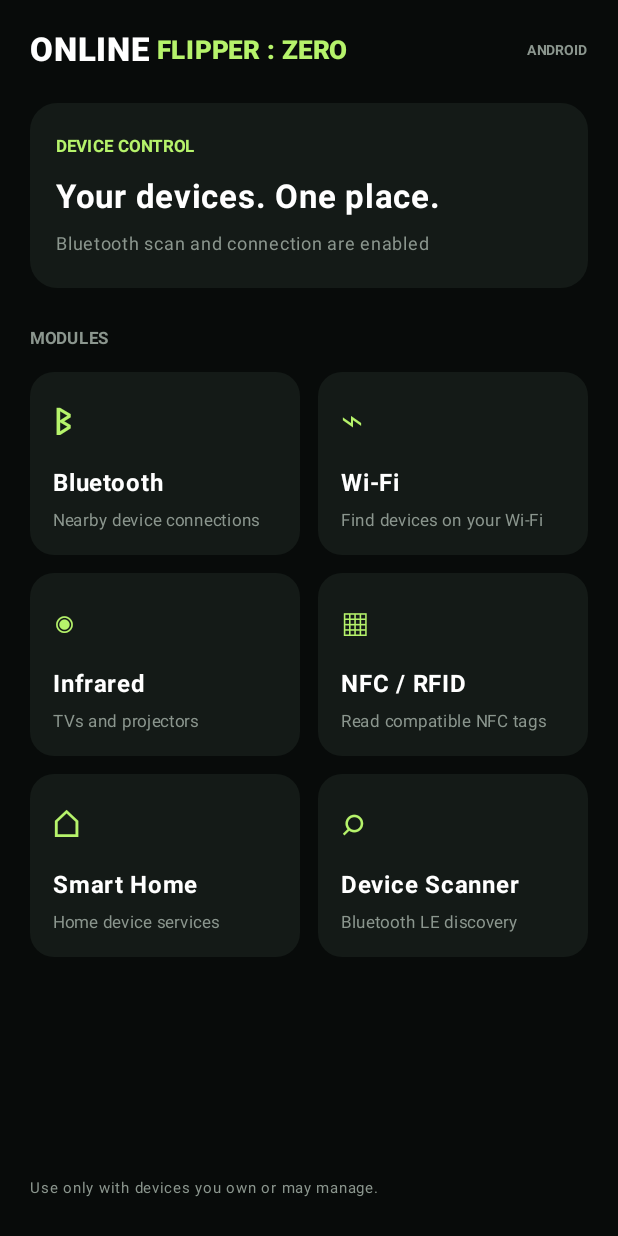
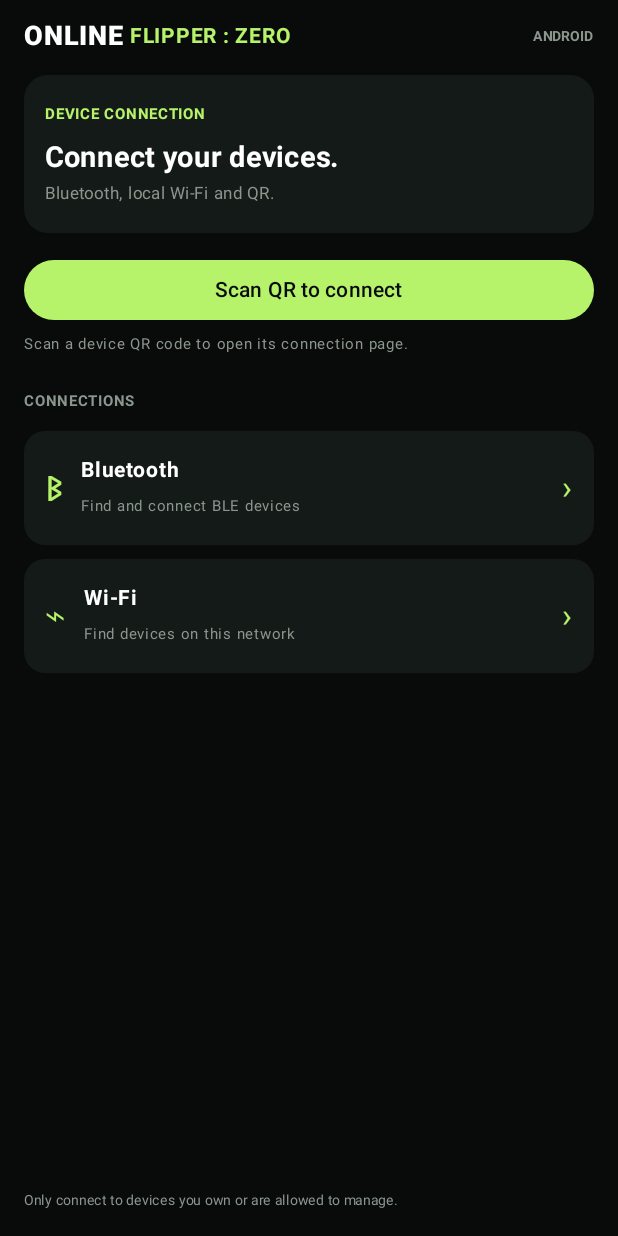
Before and after one commit to illakrivets-bit/Online-flipper-APK-, an Android app built with Jetpack Compose: the screen it shows after launch (MainActivity), on a phone screen of 412 x 824 dp. Run offline under Robolectric (Android 15) with nearby library versions, the phone set to English and light mode, and no system bars; libraries missing offline, so code that uses them is left out: com.google.mlkit.vision.

Commit message:
Simplify app UI and add QR device connection

```diff
--- a/app/src/main/java/com/illakrivetsbit/nexflip/MainActivity.kt
+++ b/app/src/main/java/com/illakrivetsbit/nexflip/MainActivity.kt
@@ -34,6 +34,9 @@ import androidx.compose.foundation.layout.fillMaxSize
 import androidx.compose.foundation.layout.fillMaxWidth
 import androidx.compose.foundation.layout.height
 import androidx.compose.foundation.layout.padding
+import androidx.compose.foundation.layout.WindowInsets
+import androidx.compose.foundation.layout.safeDrawing
+import androidx.compose.foundation.layout.windowInsetsPadding
 import androidx.compose.foundation.lazy.LazyColumn
 import androidx.compose.foundation.lazy.items
 import androidx.compose.foundation.lazy.grid.items as gridItems
@@ -52,6 +55,7 @@ import androidx.compose.ui.text.font.FontWeight
 import androidx.compose.ui.unit.dp
 import androidx.compose.ui.unit.sp
 import androidx.core.content.ContextCompat
+import com.google.mlkit.vision.codescanner.GmsBarcodeScanning
 
 private val Background = Color(0xFF080B0A)
 private val Panel = Color(0xFF141A17)
@@ -87,7 +91,7 @@ class MainActivity : ComponentActivity() {
         setContent {
             MaterialTheme {
                 var selected by remember { mutableStateOf<Module?>(null) }
-                Surface(Modifier.fillMaxSize(), color = Background) {
+                Surface(Modifier.fillMaxSize().windowInsetsPadding(WindowInsets.safeDrawing), color = Background) {
                     if (selected == null) HomeScreen { selected = it }
                     else if (selected?.name == "Bluetooth" || selected?.name == "Device Scanner") {
                         BluetoothScreen(onBack = { selected = null })
@@ -110,51 +114,60 @@ class MainActivity : ComponentActivity() {
 
 @Composable
 private fun HomeScreen(onSelect: (Module) -> Unit) {
-    Column(
-        modifier = Modifier.fillMaxSize().background(Background).padding(20.dp)
-    ) {
+    val activity = LocalContext.current as ComponentActivity
+    var qrStatus by remember { mutableStateOf("Scan a device QR code to open its connection page.") }
+    Column(Modifier.fillMaxSize().background(Background).padding(horizontal = 16.dp, vertical = 12.dp)) {
         Row(verticalAlignment = Alignment.CenterVertically) {
-            Text("ONLINE", color = Color.White, fontSize = 22.sp, fontWeight = FontWeight.Black)
-            Text(" FLIPPER : ZERO", color = Accent, fontSize = 17.sp, fontWeight = FontWeight.Black)
+            Text("ONLINE", color = Color.White, fontSize = 18.sp, fontWeight = FontWeight.Black)
+            Text(" FLIPPER : ZERO", color = Accent, fontSize = 14.sp, fontWeight = FontWeight.Bold)
             Spacer(Modifier.weight(1f))
             Text("ANDROID", color = Muted, fontSize = 9.sp, fontWeight = FontWeight.Bold)
         }
-        Spacer(Modifier.height(22.dp))
-        Column(
-            Modifier.fillMaxWidth().background(Panel, RoundedCornerShape(18.dp)).padding(17.dp)
-        ) {
-            Text("DEVICE CONTROL", color = Accent, fontSize = 11.sp, fontWeight = FontWeight.Bold)
-            Spacer(Modifier.height(8.dp))
-            Text("Your devices. One place.", color = Color.White, fontSize = 22.sp, fontWeight = FontWeight.Bold)
-            Spacer(Modifier.height(6.dp))
-            Text("Bluetooth scan and connection are enabled", color = Muted, fontSize = 12.sp)
+        Spacer(Modifier.height(14.dp))
+        Column(Modifier.fillMaxWidth().background(Panel, RoundedCornerShape(16.dp)).padding(14.dp)) {
+            Text("DEVICE CONNECTION", color = Accent, fontSize = 10.sp, fontWeight = FontWeight.Bold)
+            Spacer(Modifier.height(5.dp))
+            Text("Connect your devices.", color = Color.White, fontSize = 19.sp, fontWeight = FontWeight.Bold)
+            Text("Bluetooth, local Wi-Fi and QR.", color = Muted, fontSize = 11.sp)
         }
-        Spacer(Modifier.height(22.dp))
-        Text("MODULES", color = Muted, fontSize = 11.sp, fontWeight = FontWeight.Bold)
-        Spacer(Modifier.height(10.dp))
-        androidx.compose.foundation.lazy.grid.LazyVerticalGrid(
-            columns = androidx.compose.foundation.lazy.grid.GridCells.Fixed(2),
-            modifier = Modifier.weight(1f),
-            verticalArrangement = Arrangement.spacedBy(12.dp),
-            horizontalArrangement = Arrangement.spacedBy(12.dp)
-        ) {
-            gridItems(modules) { module ->
-                Column(
-                    Modifier.fillMaxWidth().background(Panel, RoundedCornerShape(16.dp))
-                        .clickable { onSelect(module) }.padding(15.dp)
-                ) {
-                    Text(module.symbol, color = Accent, fontSize = 25.sp)
-                    Spacer(Modifier.height(12.dp))
-                    Text(module.name, color = Color.White, fontSize = 16.sp, fontWeight = FontWeight.Bold)
-                    Spacer(Modifier.height(5.dp))
-                    Text(module.description, color = Muted, fontSize = 11.sp, lineHeight = 15.sp)
+        Spacer(Modifier.height(14.dp))
+        Button(onClick = {
+            GmsBarcodeScanning.getClient(activity).startScan()
+                .addOnSuccessListener { barcode ->
+                    val raw = barcode.rawValue?.trim().orEmpty()
+                    val uri = runCatching { Uri.parse(raw) }.getOrNull()
+                    if (uri != null && (uri.scheme == "http" || uri.scheme == "https") && !uri.host.isNullOrBlank()) {
+                        qrStatus = "Opening device page…"
+                        runCatching { activity.startActivity(Intent(Intent.ACTION_VIEW, uri)) }
+                            .onFailure { qrStatus = "Could not open this address." }
+                    } else qrStatus = "Unsupported QR. Use a device web address (http/https)."
                 }
+                .addOnCanceledListener { qrStatus = "QR scan cancelled." }
+                .addOnFailureListener { qrStatus = "QR scanner unavailable. Try again." }
+        }, modifier = Modifier.fillMaxWidth(), colors = ButtonDefaults.buttonColors(containerColor = Accent, contentColor = Background)) {
+            Text("Scan QR to connect")
+        }
+        Text(qrStatus, color = Muted, fontSize = 10.sp)
+        Spacer(Modifier.height(14.dp))
+        Text("CONNECTIONS", color = Muted, fontSize = 10.sp, fontWeight = FontWeight.Bold)
+        Spacer(Modifier.height(8.dp))
+        listOf(
+            Module("Bluetooth", "ᛒ", "Find and connect BLE devices", "Bluetooth Low Energy scanner"),
+            Module("Wi-Fi", "⌁", "Find devices on this network", "Local network service discovery")
+        ).forEach { module ->
+            Row(Modifier.fillMaxWidth().padding(bottom = 9.dp).background(Panel, RoundedCornerShape(14.dp)).clickable { onSelect(module) }.padding(14.dp), verticalAlignment = Alignment.CenterVertically) {
+                Text(module.symbol, color = Accent, fontSize = 23.sp)
+                Column(Modifier.weight(1f).padding(start = 12.dp)) {
+                    Text(module.name, color = Color.White, fontSize = 14.sp, fontWeight = FontWeight.Bold)
+                    Text(module.description, color = Muted, fontSize = 10.sp)
+                }
+                Text("›", color = Accent, fontSize = 22.sp)
             }
         }
-        Text("Use only with devices you own or may manage.", color = Muted, fontSize = 10.sp)
+        Spacer(Modifier.weight(1f))
+        Text("Only connect to devices you own or are allowed to manage.", color = Muted, fontSize = 9.sp)
     }
 }
-
 @Composable
 private fun BluetoothScreen(onBack: () -> Unit) {
     val context = LocalContext.current
```
